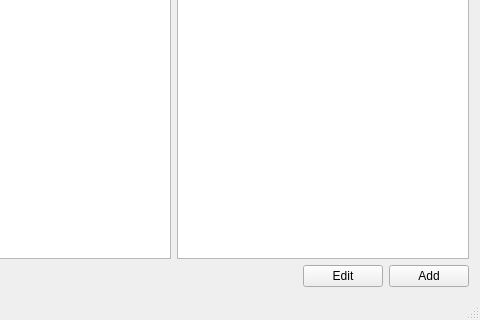
Above: gui/picker.ui from JamesGecko/Lyrical before the change; both pictures show x 96 to 576 and y 160 to 480 of the 576 by 480 pixel window. Below: the same form after it.
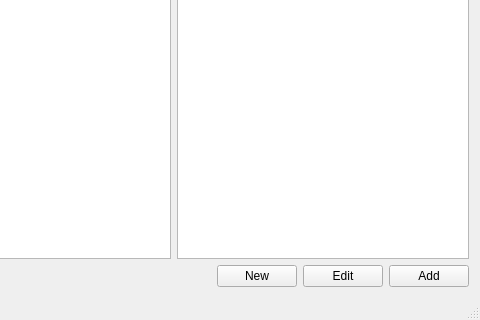
That is the form after the change.

Commit message: Renaming window titles and buttons

```diff
--- a/gui/picker.ui
+++ b/gui/picker.ui
@@ -69,6 +69,13 @@
         </property>
        </spacer>
       </item>
+      <item>
+       <widget class="QPushButton" name="new_button">
+        <property name="text">
+         <string>New</string>
+        </property>
+       </widget>
+      </item>
       <item>
        <widget class="QPushButton" name="edit_button">
         <property name="text">
```
The commit also changes 1 other file.
